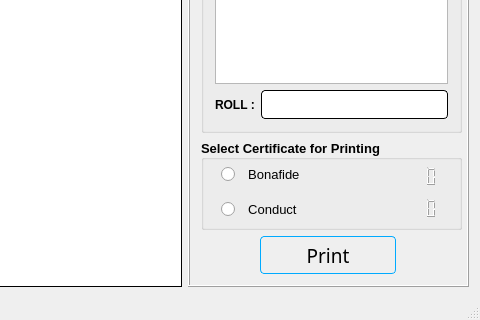
Before: the Qt Designer form src/Interface/interface.ui in mskonline/docmaqv2, drawn with Qt 5; both pictures show x 540 to 1020 and y 403 to 723 of the 1020 by 723 pixel window.
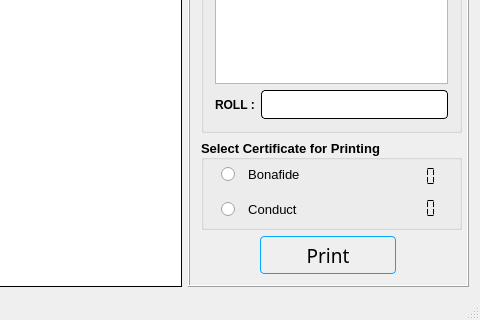
After: the same form once the commit is applied. Icons and pictures are not drawn. Custom widgets are drawn as their Qt base class.

Diff of the .ui file:
```diff
--- a/src/Interface/interface.ui
+++ b/src/Interface/interface.ui
@@ -485,7 +485,7 @@
              <number>3</number>
             </property>
             <property name="segmentStyle">
-             <enum>QLCDNumber::Filled</enum>
+             <enum>QLCDNumber::Flat</enum>
             </property>
             <property name="value" stdset="0">
              <double>0.000000000000000</double>
@@ -524,7 +524,7 @@
              <number>3</number>
             </property>
             <property name="segmentStyle">
-             <enum>QLCDNumber::Filled</enum>
+             <enum>QLCDNumber::Flat</enum>
             </property>
             <property name="value" stdset="0">
              <double>0.000000000000000</double>
```
Left out of the diff: 6 changed lines with no effect on the pictures.
